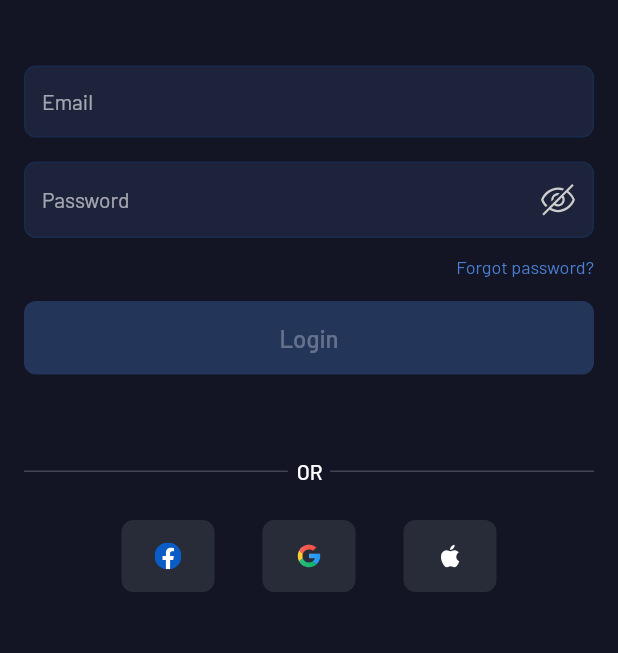
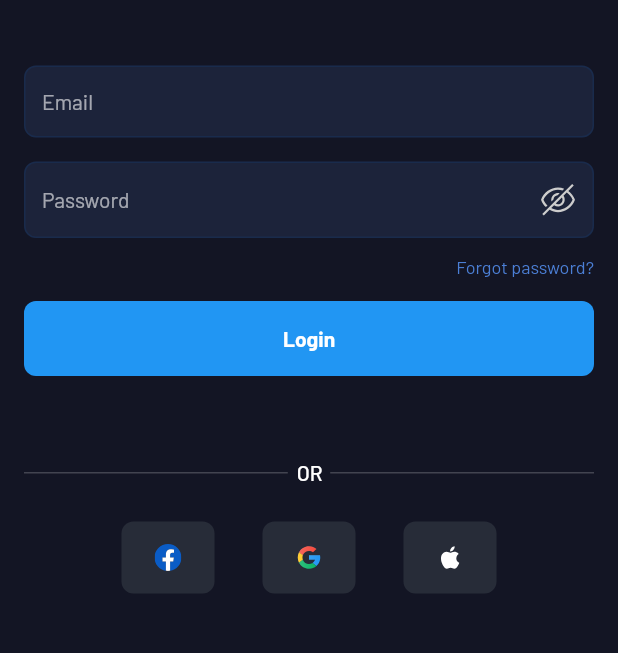
Before and after one commit to aziza1105/projective, a Flutter app: the screen it shows after launch, after a tap on "Login", on a phone screen of 412 x 824 dp, the part 209-862 px from its top. Run offline on Flutter 3.47's test engine with Material 2 defaults, Android fonts, the phone set to English and light mode, and no system bars; our stand-ins replace flutter_svg, gap, video_player.

Commit message:
second commit

```diff
--- a/lib/core/widgets/w_button.dart
+++ b/lib/core/widgets/w_button.dart
@@ -1,8 +1,12 @@
+
 import 'package:flutter/cupertino.dart';
+import 'package:flutter/material.dart';
 
 import '../../assets/constants/colors.dart';
 
-class WButton extends StatelessWidget {
+
+
+class AnimatedButton extends StatefulWidget {
   final Function() onTap;
   final String text;
   final bool isDisabled;
@@ -14,7 +18,8 @@ class WButton extends StatelessWidget {
   final double? width;
   final double? height;
   final Widget? child;
-  const WButton({
+
+  const AnimatedButton({
     required this.onTap,
     this.isDisabled = false,
     this.isLoading = false,
@@ -30,44 +35,93 @@ class WButton extends StatelessWidget {
   });
 
   @override
+  _AnimatedButtonState createState() => _AnimatedButtonState();
+}
+
+
+
+class _AnimatedButtonState extends State<AnimatedButton>
+    with SingleTickerProviderStateMixin {
+  late AnimationController _animationController;
+  late Animation<double> _scaleAnimation;
+
+  @override
+  void initState() {
+    super.initState();
+
+    _animationController = AnimationController(
+      vsync: this,
+      duration: const Duration(milliseconds: 300),
+    );
+
+    _scaleAnimation = Tween<double>(begin: 1, end: 0.9).animate(
+      CurvedAnimation(
+        parent: _animationController,
+        curve: Curves.easeInOut,
+      ),
+    );
+  }
+
+  @override
+  void dispose() {
+    _animationController.dispose();
+    super.dispose();
+  }
+
+  @override
   Widget build(BuildContext context) {
     return GestureDetector(
       onTap: () {
-        if (!isDisabled && !isLoading) {
-          onTap();
+        if (!widget.isDisabled && !widget.isLoading) {
+          widget.onTap();
         }
       },
+      onTapDown: (_) => _animationController.forward(),
+      onTapUp: (_) => _animationController.reverse(),
+      onTapCancel: () => _animationController.reverse(),
+      child: AnimatedBuilder(
+        animation: _animationController,
+        builder: (_, __) {
+          return Transform.scale(
+            scale: _scaleAnimation.value,
             child: Container(
-        height: height,
-        width: width ?? double.maxFinite,
+              height: widget.height,
+              width: widget.width ?? double.maxFinite,
               alignment: Alignment.center,
-        margin: margin ?? EdgeInsets.zero,
-        padding: padding ?? const EdgeInsets.symmetric(vertical: 15),
+              margin: widget.margin ?? EdgeInsets.zero,
+              padding: widget.padding ?? const EdgeInsets.symmetric(vertical: 15),
               decoration: BoxDecoration(
                 borderRadius: BorderRadius.circular(8),
-          color: isDisabled ? disabledButtonColor : buttonColor ?? wButtonColor,
+                color: widget.isDisabled
+                    ? disabledButtonColor
+                    : widget.buttonColor ?? wButtonColor,
               ),
               child: Builder(
                 builder: (_) {
-            if (isLoading) {
+                  if (widget.isLoading) {
                     return const CupertinoActivityIndicator();
                   }
-            if (child == null) {
+                  if (widget.child == null) {
                     return Text(
-                text,
-                style: style ??
+                      widget.text,
+                      style: widget.style ??
                           TextStyle(
                             fontSize: 16,
                             fontWeight: FontWeight.w500,
-                      color: isDisabled ? white.withOpacity(.3) : white,
+                            color: widget.isDisabled
+                                ? white.withOpacity(.3)
+                                : white,
                           ),
                     );
                   } else {
-              return child!;
+                    return widget.child!;
                   }
                 },
               ),
             ),
           );
+        },
+      ),
+    );
   }
 }
--- a/lib/features/authenticiation/presentation/login_screen.dart
+++ b/lib/features/authenticiation/presentation/login_screen.dart
@@ -226,16 +226,26 @@ class _LoginScreenState extends State<LoginScreen> {
                     ),
                   ),
                   const Gap(16),
-                  WButton(
-                    isDisabled: !isLoginDataValid,
+
+                  AnimatedButton(
                     onTap: () {
-                      if (formKey.currentState!.validate()) {
-                        Navigator.push(context, MaterialPageRoute(builder: (context) => VerificationPage()));
-                      }
-
+                      // Handle button tap
                     },
                     text: 'Login',
+                    style: TextStyle(
+                      fontSize: 14,
+                      fontWeight: FontWeight.bold,
+                      color: Colors.white,
+                    ),
+                    buttonColor: Colors.blue,
+                    height: 50,
+                    width: 700,
+
                   ),
+
+
+
+
                   const Gap(56),
                   const Row(
                     children: [
--- a/lib/features/authenticiation/presentation/widgets/social_media_login_button.dart
+++ b/lib/features/authenticiation/presentation/widgets/social_media_login_button.dart
@@ -15,7 +15,7 @@ class SocialMediaLoginButton extends StatelessWidget {
 
   @override
   Widget build(BuildContext context) {
-    return WButton(
+    return AnimatedButton(
       buttonColor: socialMediaButtonColor,
       width: 62,
       height: 48,
```
Lines whose indentation alone changed are shown as unchanged.
